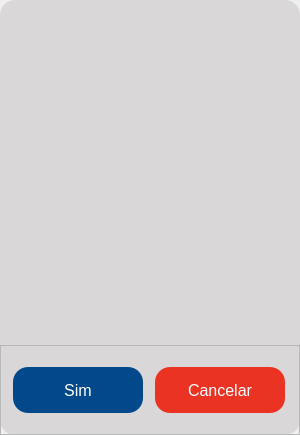
Qt form App/view/ui/telaConfirmacao.ui (Senac-SOR-ADS/Mapa-de-Sala) before a commit.
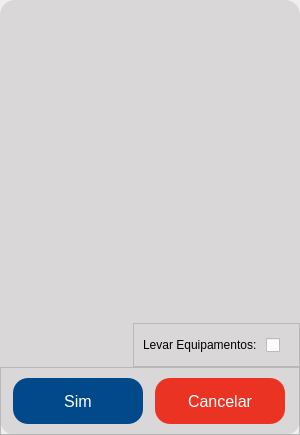
The same form after that commit. Icons and pictures are not drawn.

Commit message: adicionado a tela de confirmação o check box de equipamentos

```diff
--- a/App/view/ui/telaConfirmacao.ui
+++ b/App/view/ui/telaConfirmacao.ui
@@ -204,6 +204,69 @@
         </property>
        </widget>
       </item>
+      <item alignment="Qt::AlignRight|Qt::AlignBottom">
+       <widget class="QFrame" name="containerEquipamentos">
+        <property name="frameShape">
+         <enum>QFrame::StyledPanel</enum>
+        </property>
+        <property name="frameShadow">
+         <enum>QFrame::Raised</enum>
+        </property>
+        <layout class="QHBoxLayout" name="horizontalLayout_2">
+         <item>
+          <widget class="QLabel" name="label_2">
+           <property name="font">
+            <font>
+             <pointsize>9</pointsize>
+            </font>
+           </property>
+           <property name="text">
+            <string>Levar Equipamentos: </string>
+           </property>
+          </widget>
+         </item>
+         <item>
+          <widget class="QCheckBox" name="checkBoxEquipamentos">
+           <property name="enabled">
+            <bool>true</bool>
+           </property>
+           <property name="minimumSize">
+            <size>
+             <width>24</width>
+             <height>24</height>
+            </size>
+           </property>
+           <property name="font">
+            <font>
+             <pointsize>12</pointsize>
+            </font>
+           </property>
+           <property name="cursor">
+            <cursorShape>PointingHandCursor</cursorShape>
+           </property>
+           <property name="text">
+            <string/>
+           </property>
+           <property name="iconSize">
+            <size>
+             <width>16</width>
+             <height>16</height>
+            </size>
+           </property>
+           <property name="checked">
+            <bool>false</bool>
+           </property>
+           <property name="autoRepeat">
+            <bool>false</bool>
+           </property>
+           <property name="autoExclusive">
+            <bool>false</bool>
+           </property>
+          </widget>
+         </item>
+        </layout>
+       </widget>
+      </item>
       <item>
        <widget class="QFrame" name="frame">
         <property name="frameShape">
```
Left out of the diff: 6 changed lines with no effect on the pictures. The commit also changes 2 other files.
